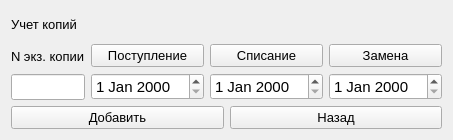
Qt form copyaccountingminiform.ui (Lelius/FileLibrary) before a commit.
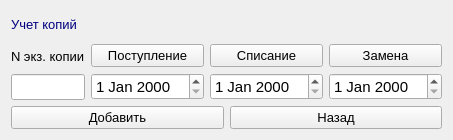
The same form after that commit.

Diff of the .ui file:
```diff
--- a/copyaccountingminiform.ui
+++ b/copyaccountingminiform.ui
@@ -30,7 +30,7 @@
         </font>
        </property>
        <property name="text">
-        <string>Учет копий</string>
+        <string>&lt;html&gt;&lt;head/&gt;&lt;body&gt;&lt;p&gt;&lt;span style=&quot; color:#00007f;&quot;&gt;Учет копий&lt;/span&gt;&lt;/p&gt;&lt;/body&gt;&lt;/html&gt;</string>
        </property>
       </widget>
      </item>
```
